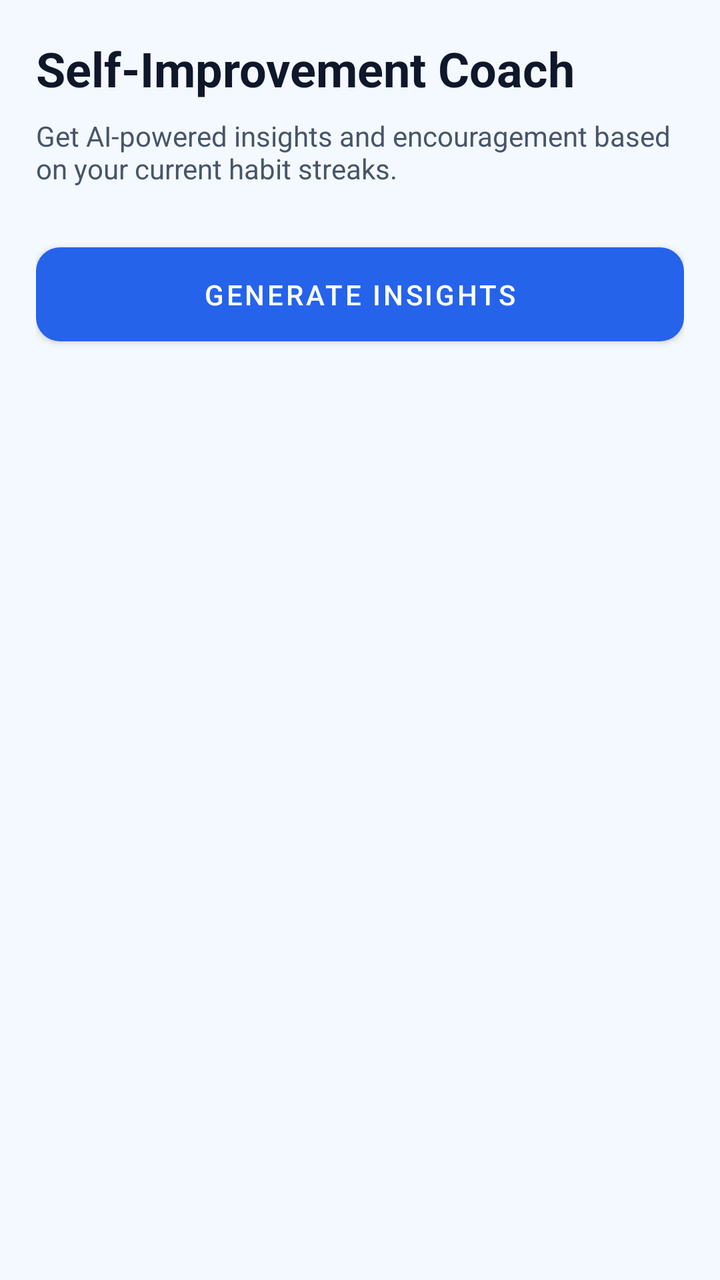
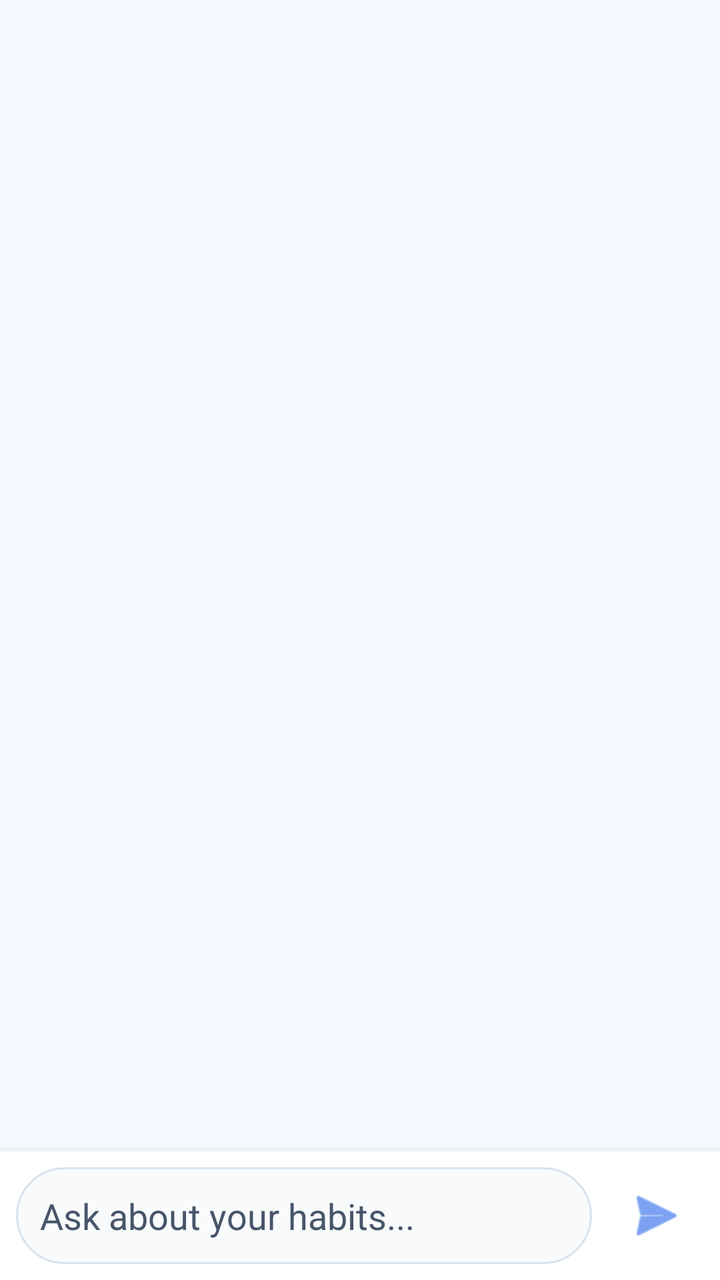

The first picture is an Android layout as it rendered before a commit; the second is the same layout after the commit. The layout source and the unified diff follow.
<!-- AndroidManifest.xml: application theme Theme.StreakUpHabbitTracker -->
<!-- res/layout/fragment_ai_insights.xml -->
<?xml version="1.0" encoding="utf-8"?>
<LinearLayout xmlns:android="http://schemas.android.com/apk/res/android"
    xmlns:app="http://schemas.android.com/apk/res-auto"
    android:layout_width="match_parent"
    android:layout_height="match_parent"
    android:orientation="vertical"
    android:padding="18dp"
    android:background="@color/surface_app">

    <TextView
        android:layout_width="match_parent"
        android:layout_height="wrap_content"
        android:text="Self-Improvement Coach"
        android:textColor="@color/text_primary"
        android:textSize="24sp"
        android:textStyle="bold" />

    <TextView
        android:layout_width="match_parent"
        android:layout_height="wrap_content"
        android:layout_marginTop="8dp"
        android:text="Get AI-powered insights and encouragement based on your current habit streaks."
        android:textColor="@color/text_secondary"
        android:textSize="14sp" />

    <com.google.android.material.button.MaterialButton
        android:id="@+id/generateInsightsButton"
        android:layout_width="match_parent"
        android:layout_height="wrap_content"
        android:layout_marginTop="24dp"
        android:text="Generate Insights"
        android:padding="14dp"
        app:cornerRadius="12dp" />

    <ProgressBar
        android:id="@+id/loadingSpinner"
        android:layout_width="wrap_content"
        android:layout_height="wrap_content"
        android:layout_gravity="center"
        android:layout_marginTop="32dp"
        android:visibility="gone" />

    <ScrollView
        android:layout_width="match_parent"
        android:layout_height="0dp"
        android:layout_weight="1"
        android:layout_marginTop="24dp">

        <com.google.android.material.card.MaterialCardView
            android:id="@+id/insightsCard"
            android:layout_width="match_parent"
            android:layout_height="wrap_content"
            android:visibility="gone"
            app:cardBackgroundColor="@color/surface_card"
            app:cardCornerRadius="16dp"
            app:cardElevation="0dp"
            app:strokeColor="@color/stroke_soft"
            app:strokeWidth="1dp">

            <TextView
                android:id="@+id/insightsResultText"
                android:layout_width="match_parent"
                android:layout_height="wrap_content"
                android:padding="16dp"
                android:textColor="@color/text_primary"
                android:textSize="16sp"
                android:lineSpacingExtra="4dp" />
        </com.google.android.material.card.MaterialCardView>
    </ScrollView>
</LinearLayout>
<!-- resources referenced by this layout -->
<resources>
  <color name="stroke_soft">#D8E2F1</color>
  <color name="surface_app">#F4F8FF</color>
  <color name="surface_card">#FFFFFFFF</color>
  <color name="text_primary">#0F172A</color>
  <color name="text_secondary">#475569</color>
  <style name="Theme.StreakUpHabbitTracker" parent="Theme.MaterialComponents.DayNight.NoActionBar">
          <item name="colorPrimary">@color/brand_primary</item>
          <item name="colorPrimaryVariant">@color/brand_primary_dark</item>
          <item name="colorOnPrimary">@color/white</item>
          <item name="colorSecondary">@color/brand_secondary</item>
          <item name="colorSecondaryVariant">@color/brand_secondary</item>
          <item name="colorOnSecondary">@color/white</item>
          <item name="android:statusBarColor">@color/surface_app</item>
          <item name="android:windowLightStatusBar">true</item>
          <item name="android:navigationBarColor">@color/surface_card</item>
          <item name="android:windowLightNavigationBar">true</item>
          <item name="android:windowBackground">@color/surface_app</item>
      </style>
  <color name="brand_primary">#2563EB</color>
  <color name="brand_primary_dark">#1D4ED8</color>
  <color name="white">#FFFFFFFF</color>
  <color name="brand_secondary">#0F766E</color>
</resources>

<!-- the commit's change to res/layout/fragment_ai_insights.xml (unified diff, before → after) -->
@@ -4,67 +4,47 @@
     android:layout_width="match_parent"
     android:layout_height="match_parent"
     android:orientation="vertical"
-    android:padding="18dp"
     android:background="@color/surface_app">
 
-    <TextView
-        android:layout_width="match_parent"
-        android:layout_height="wrap_content"
-        android:text="Self-Improvement Coach"
-        android:textColor="@color/text_primary"
-        android:textSize="24sp"
-        android:textStyle="bold" />
-
-    <TextView
-        android:layout_width="match_parent"
-        android:layout_height="wrap_content"
-        android:layout_marginTop="8dp"
-        android:text="Get AI-powered insights and encouragement based on your current habit streaks."
-        android:textColor="@color/text_secondary"
-        android:textSize="14sp" />
-
-    <com.google.android.material.button.MaterialButton
-        android:id="@+id/generateInsightsButton"
-        android:layout_width="match_parent"
-        android:layout_height="wrap_content"
-        android:layout_marginTop="24dp"
-        android:text="Generate Insights"
-        android:padding="14dp"
-        app:cornerRadius="12dp" />
-
-    <ProgressBar
-        android:id="@+id/loadingSpinner"
-        android:layout_width="wrap_content"
-        android:layout_height="wrap_content"
-        android:layout_gravity="center"
-        android:layout_marginTop="32dp"
-        android:visibility="gone" />
-
-    <ScrollView
+    <androidx.recyclerview.widget.RecyclerView
+        android:id="@+id/chatRecyclerView"
         android:layout_width="match_parent"
         android:layout_height="0dp"
         android:layout_weight="1"
-        android:layout_marginTop="24dp">
+        android:padding="16dp"
+        android:clipToPadding="false" />
 
-        <com.google.android.material.card.MaterialCardView
-            android:id="@+id/insightsCard"
-            android:layout_width="match_parent"
+    <LinearLayout
+        android:layout_width="match_parent"
+        android:layout_height="wrap_content"
+        android:orientation="horizontal"
+        android:padding="8dp"
+        android:background="@color/surface_card"
+        android:gravity="center_vertical"
+        android:elevation="8dp">
+
+        <EditText
+            android:id="@+id/chatInputEditText"
+            android:layout_width="0dp"
             android:layout_height="wrap_content"
-            android:visibility="gone"
-            app:cardBackgroundColor="@color/surface_card"
-            app:cardCornerRadius="16dp"
-            app:cardElevation="0dp"
-            app:strokeColor="@color/stroke_soft"
-            app:strokeWidth="1dp">
+            android:layout_weight="1"
+            android:background="@drawable/bg_chat_input"
+            android:hint="Ask about your habits..."
+            android:padding="12dp"
+            android:textColor="@color/text_primary"
+            android:textColorHint="@color/text_secondary"
+            android:inputType="textMultiLine"
+            android:maxLines="4" />
 
-            <TextView
-                android:id="@+id/insightsResultText"
-                android:layout_width="match_parent"
-                android:layout_height="wrap_content"
-                android:padding="16dp"
-                android:textColor="@color/text_primary"
-                android:textSize="16sp"
-                android:lineSpacingExtra="4dp" />
-        </com.google.android.material.card.MaterialCardView>
-    </ScrollView>
+        <ImageButton
+            android:id="@+id/chatSendButton"
+            android:layout_width="48dp"
+            android:layout_height="48dp"
+            android:layout_marginStart="8dp"
+            android:background="?attr/selectableItemBackgroundBorderless"
+            android:src="@android:drawable/ic_menu_send"
+            android:contentDescription="Send"
+            android:tint="@color/brand_primary" />
+    </LinearLayout>
+
 </LinearLayout>
<!-- resource entries referenced after the edit -->
@@ -5,6 +5,14 @@
   <color name="surface_card">#FFFFFFFF</color>
   <color name="text_primary">#0F172A</color>
   <color name="text_secondary">#475569</color>
+  <!-- drawable bg_chat_input (drawable) -->
+  <?xml version="1.0" encoding="utf-8"?>
+  <shape xmlns:android="http://schemas.android.com/apk/res/android"
+      android:shape="rectangle">
+      <corners android:radius="24dp" />
+      <solid android:color="@color/surface_card_alt" />
+      <stroke android:width="1dp" android:color="@color/stroke_soft" />
+  </shape>
   <style name="Theme.StreakUpHabbitTracker" parent="Theme.MaterialComponents.DayNight.NoActionBar">
           <item name="colorPrimary">@color/brand_primary</item>
           <item name="colorPrimaryVariant">@color/brand_primary_dark</item>
@@ -18,6 +26,7 @@
           <item name="android:windowLightNavigationBar">true</item>
           <item name="android:windowBackground">@color/surface_app</item>
       </style>
+  <color name="surface_card_alt">#F8FAFC</color>
   <color name="brand_primary">#2563EB</color>
   <color name="brand_primary_dark">#1D4ED8</color>
   <color name="white">#FFFFFFFF</color>
